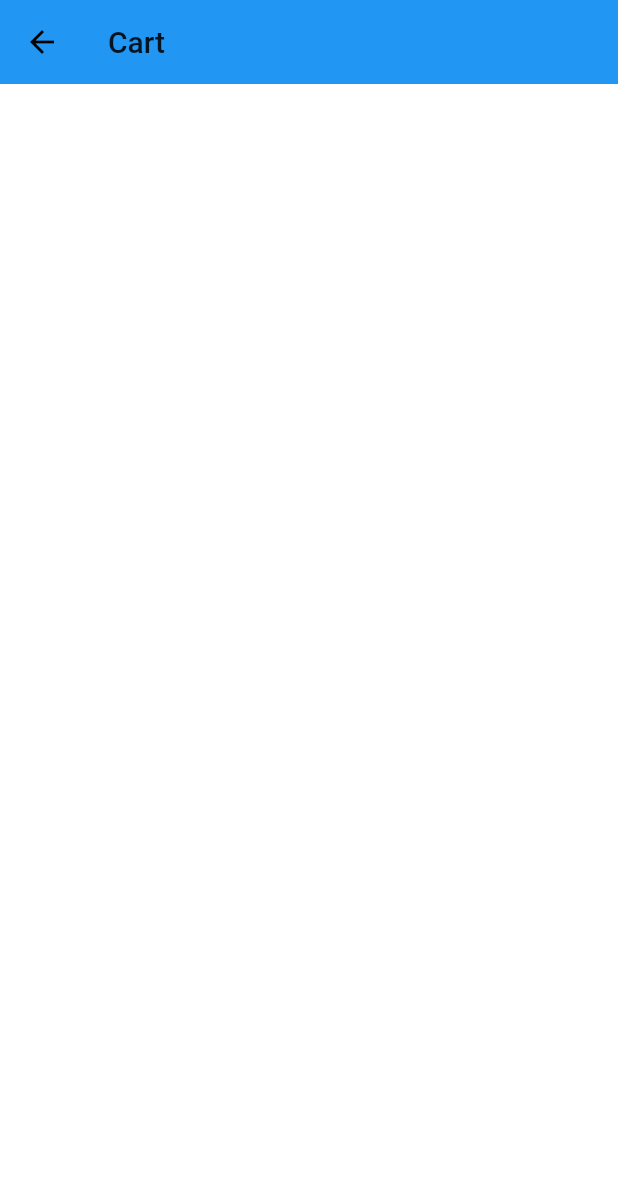
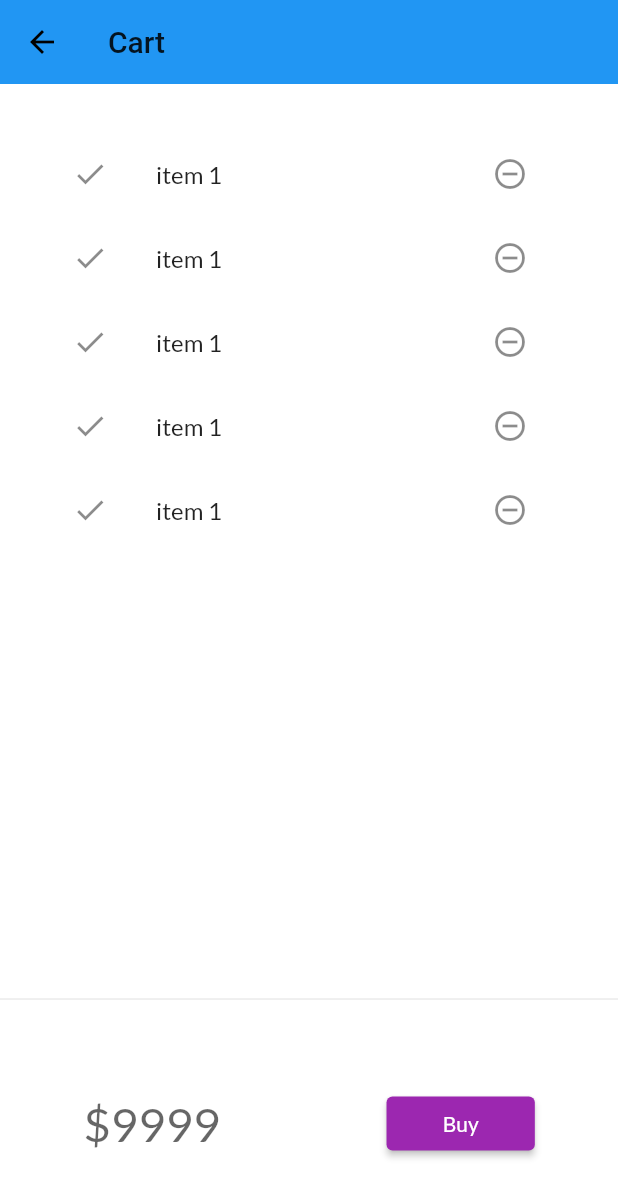
Before and after one commit to SyedAmeenHussaini/flutter_pra, a Flutter app: the CartPage screen opened by its route, on a phone screen of 412 x 824 dp. Shown: the top 1197 px of the screen. Run offline on Flutter 3.47's test engine with Material 2 defaults, Android fonts, the phone set to English and light mode, and no system bars; our stand-ins replace google_fonts, velocity_x; network calls fail.

Commit message:
day 18 completed

```diff
--- a/lib/pages/cart_page.dart
+++ b/lib/pages/cart_page.dart
@@ -13,7 +13,61 @@ class CartPage extends StatelessWidget {
       appBar: AppBar(backgroundColor: Colors.blue,
       title: "Cart".text.make(),
       ),
+      body:
+      Column(
+        children:  [
+          const CartList().p32().expand(),
+          const Divider()
+        ,const CartTotal()
+        ],
+      ),
 
     );
   }
 }
+
+
+class CartTotal extends StatelessWidget {
+  const CartTotal({ Key? key }) : super(key: key);
+
+  @override
+  Widget build(BuildContext context) {
+    return SizedBox(
+      height: 150,
+      child: Row(
+        mainAxisAlignment: MainAxisAlignment.spaceAround,
+        children: [
+          "\$9999".text.xl4.color(context.theme.hintColor).make(),
+          ElevatedButton(onPressed:(){},
+          style: TextButton.styleFrom(backgroundColor: Colors.purple),
+          child: "Buy".text.color(Colors.white).make()).w24(context)
+        ],
+      ),
+    );
+  }
+}
+
+class CartList extends StatefulWidget {
+  const CartList({ Key? key }) : super(key: key);
+
+  @override
+  State<CartList> createState() => _CartListState();
+}
+
+class _CartListState extends State<CartList> {
+  @override
+  Widget build(BuildContext context) {
+    return ListView.builder(
+      itemCount: 5,
+      itemBuilder:(context,Index)=>ListTile(
+        leading: const Icon(Icons.done),
+        trailing: IconButton(
+          icon: const Icon(Icons.remove_circle_outline),
+          onPressed: () {},),
+          title: "item 1".text.make(),
+
+      ) ,
+
+    );
+  }
+}
```
